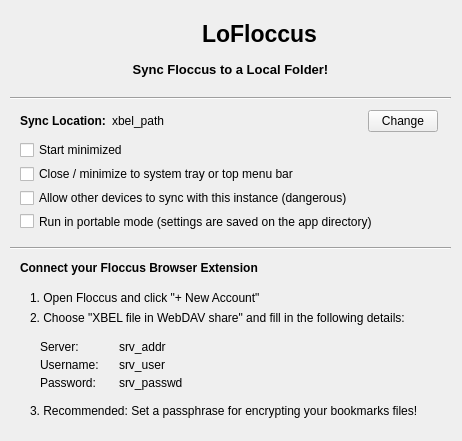
Old version of the form LoFloccus/lofloccus.ui in the repository TCB13/LoFloccus.
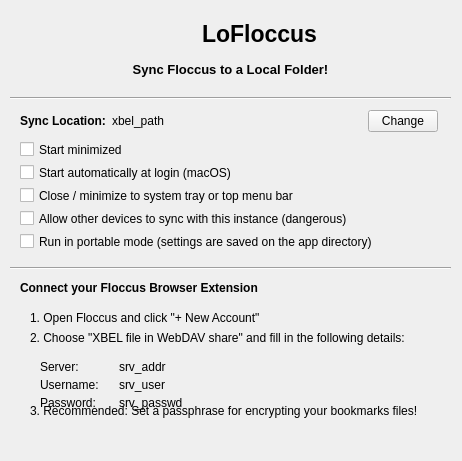
New version of the form. Icons and pictures are not drawn.

Commit message: Support macOS login autostart

Diff of the .ui file:
```diff
--- a/LoFloccus/lofloccus.ui
+++ b/LoFloccus/lofloccus.ui
@@ -7,7 +7,7 @@
     <x>0</x>
     <y>0</y>
     <width>462</width>
-    <height>441</height>
+      <height>461</height>
    </rect>
   </property>
   <property name="sizePolicy">
@@ -31,7 +31,7 @@
     <property name="geometry">
      <rect>
       <x>20</x>
-      <y>260</y>
+      <y>280</y>
       <width>431</width>
       <height>16</height>
      </rect>
@@ -65,7 +65,7 @@
       <x>20</x>
       <y>140</y>
       <width>421</width>
-      <height>91</height>
+      <height>111</height>
      </rect>
     </property>
     <layout class="QVBoxLayout" name="verticalLayout_2">
@@ -79,6 +79,13 @@
        </property>
       </widget>
      </item>
+     <item>
+      <widget class="QCheckBox" name="startatlogin">
+       <property name="text">
+        <string>Start automatically at login (macOS)</string>
+       </property>
+      </widget>
+     </item>
      <item>
       <widget class="QCheckBox" name="hidetosystray">
        <property name="text">
@@ -106,7 +113,7 @@
     <property name="geometry">
      <rect>
       <x>30</x>
-      <y>290</y>
+      <y>310</y>
       <width>411</width>
       <height>36</height>
      </rect>
@@ -135,7 +142,7 @@
     <property name="geometry">
      <rect>
       <x>40</x>
-      <y>340</y>
+      <y>360</y>
       <width>401</width>
       <height>51</height>
      </rect>
@@ -334,7 +341,7 @@
     <property name="geometry">
      <rect>
       <x>10</x>
-      <y>240</y>
+      <y>260</y>
       <width>441</width>
       <height>16</height>
      </rect>
```
Lines whose indentation alone changed are shown as unchanged. The commit also changes 4 other files.
